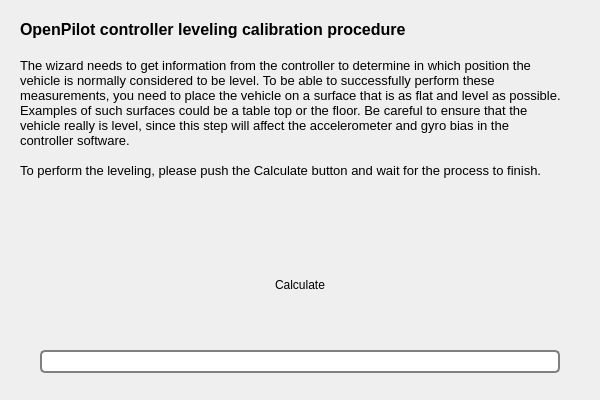
Above: ground/openpilotgcs/src/plugins/setupwizard/pages/levellingpage.ui from openpilot/OpenPilot before the change. Below: the same form after it.
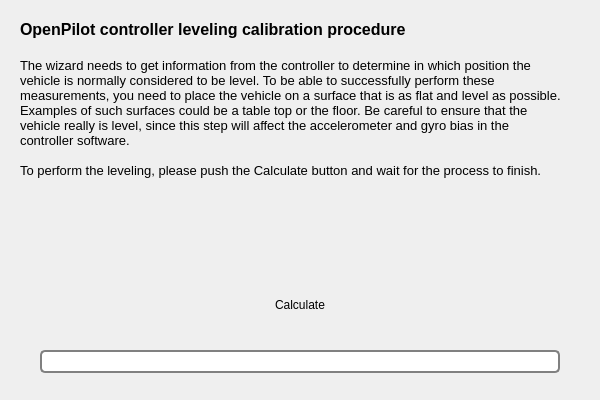
That is the form after the change. Icons and pictures are not drawn.

```diff
--- a/ground/openpilotgcs/src/plugins/setupwizard/pages/levellingpage.ui
+++ b/ground/openpilotgcs/src/plugins/setupwizard/pages/levellingpage.ui
@@ -19,7 +19,7 @@
      <x>20</x>
      <y>20</y>
      <width>541</width>
-     <height>201</height>
+     <height>241</height>
     </rect>
    </property>
    <property name="text">
@@ -44,7 +44,7 @@
    <property name="geometry">
     <rect>
      <x>200</x>
-     <y>250</y>
+     <y>270</y>
      <width>200</width>
      <height>70</height>
     </rect>
```
